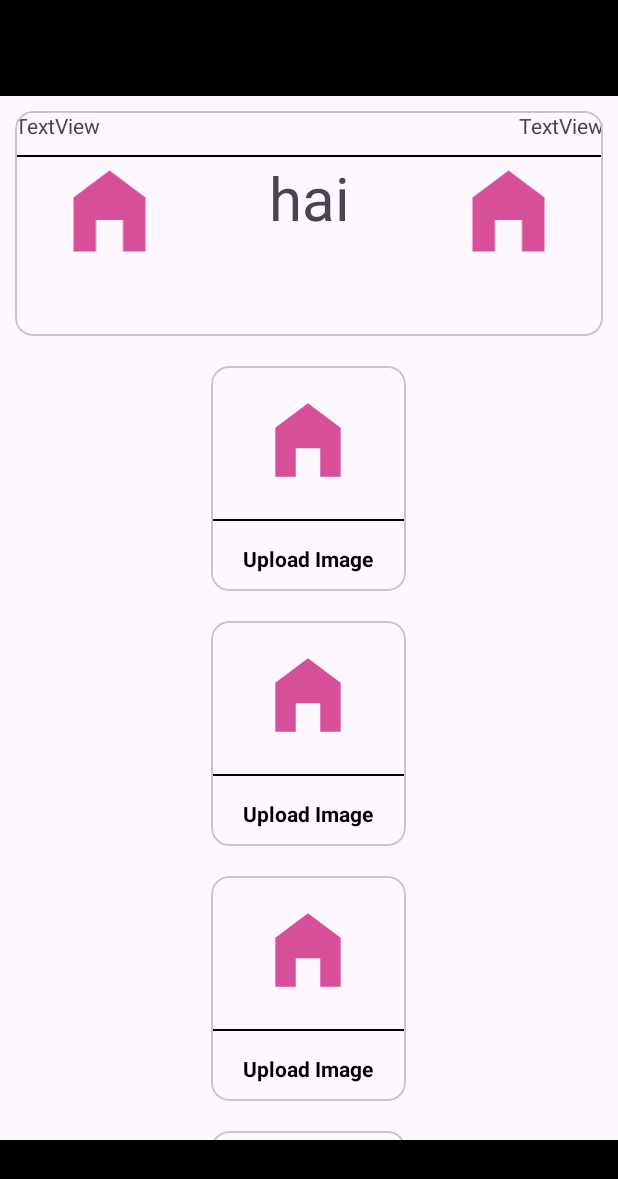
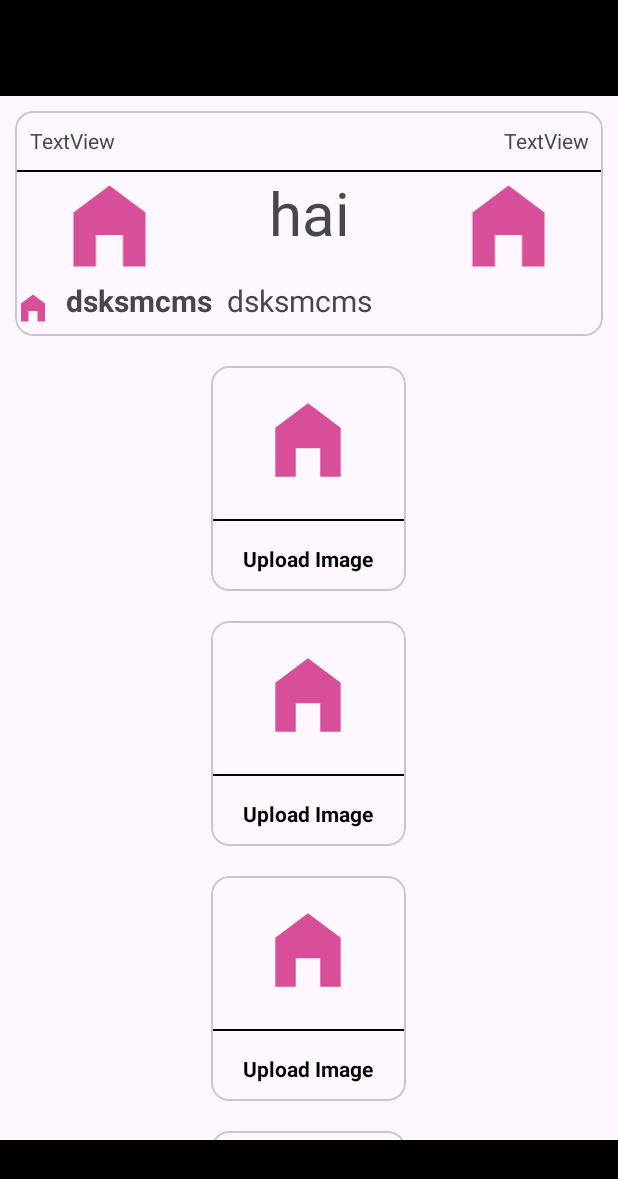
Before and after one commit to AbhinavMalviya58/UFM-Sports, an Android app: the screen it shows after launch (MainActivity), on a phone screen of 412 x 824 dp. Shown: the top 1179 px of the screen. Run offline under Robolectric (Android 15) with nearby library versions, the phone set to English and light mode, and no system bars.

Commit message:
Android App Coding Assignment

```diff
--- a/app/src/main/java/com/example/ufmsports/MainActivity.java
+++ b/app/src/main/java/com/example/ufmsports/MainActivity.java
@@ -1,6 +1,8 @@
 package com.example.ufmsports;
 
 import android.os.Bundle;
+import android.widget.ImageView;
+import android.widget.TextView;
 
 import androidx.activity.EdgeToEdge;
 import androidx.appcompat.app.AppCompatActivity;
@@ -8,8 +10,23 @@ import androidx.core.graphics.Insets;
 import androidx.core.view.ViewCompat;
 import androidx.core.view.WindowInsetsCompat;
 
+import org.json.JSONArray;
+import org.json.JSONObject;
+import org.json.JSONArray;
+import org.json.JSONObject;
+
+import java.util.List;
+
+import retrofit2.Call;
+import retrofit2.Callback;
+import retrofit2.Retrofit;
+import retrofit2.converter.gson.GsonConverterFactory;
+
 public class MainActivity extends AppCompatActivity {
 
+    TextView textView, textView3, subtext;
+    ImageView teemA, teemB, offer_icon_url;
+    String url =  "http://dev.api.ufmsports.com/data-pipeline/v1/mock-frontend/matches/upcoming/1";
     @Override
     protected void onCreate(Bundle savedInstanceState) {
         super.onCreate(savedInstanceState);
@@ -21,6 +38,11 @@ public class MainActivity extends AppCompatActivity {
             return insets;
         });
 
+        textView = findViewById(R.id.textView);
+        teemA = findViewById(R.id.teemA);
+        teemB = findViewById(R.id.teemB);
+
 
     }
+
 }
--- /dev/null
+++ b/app/src/main/java/com/example/ufmsports/Metadata.kt
@@ -0,0 +1,6 @@
+package com.example.ufmsports
+
+data class Metadata(
+    val is_lineup_out: Boolean,
+    val is_match_initialized: Boolean
+)
--- /dev/null
+++ b/app/src/main/java/com/example/ufmsports/Teams.kt
@@ -0,0 +1,6 @@
+package com.example.ufmsports
+
+data class Teams(
+    val a: A,
+    val b: B
+)
--- a/app/src/main/res/layout/upcoming.xml
+++ b/app/src/main/res/layout/upcoming.xml
@@ -23,6 +23,7 @@
                 <LinearLayout
                     android:layout_width="match_parent"
                     android:layout_height="wrap_content"
+                    android:layout_margin="10dp"
                     android:orientation="horizontal">
 
                     <TextView
@@ -44,7 +45,6 @@
                 <View
                     android:layout_width="match_parent"
                     android:layout_height="1dp"
-                    android:layout_marginTop="10dp"
                     android:background="@color/black" />
 
                 <RelativeLayout
@@ -98,11 +98,34 @@
 
                 </RelativeLayout>
 
+                <LinearLayout
+                    android:layout_width="match_parent"
+                    android:layout_height="match_parent">
+                    <ImageView
+                        android:id="@+id/offer_icon_url"
+                        android:layout_width="wrap_content"
+                        android:layout_height="match_parent"
+                        android:src="@drawable/baseline_home_filled_24"/>
+                    <TextView
+                        android:id="@+id/title"
+                        android:layout_width="wrap_content"
+                        android:layout_height="match_parent"
+                        android:textStyle="bold"
+                        android:layout_marginStart="10dp"
+                        android:textSize="20dp"
+                        android:text="dsksmcms"/>
+                    <TextView
+                        android:id="@+id/subtext"
+                        android:layout_width="wrap_content"
+                        android:layout_height="match_parent"
+                        android:layout_marginStart="10dp"
+                        android:textSize="20dp"
+                        android:text="dsksmcms"/>
+                </LinearLayout>
 
             </LinearLayout>
 
         </com.google.android.material.card.MaterialCardView>
-
         <com.google.android.material.card.MaterialCardView
             android:layout_width="130dp"
             android:layout_height="150dp"
@@ -143,7 +166,6 @@
             </LinearLayout>
 
         </com.google.android.material.card.MaterialCardView>
-
         <com.google.android.material.card.MaterialCardView
             android:layout_width="130dp"
             android:layout_height="150dp"
```
Also changed, not shown: app/build.gradle.kts (+12 -3 lines), app/src/main/java/com/example/ufmsports/A.kt (added, +8 -0 lines), app/src/main/java/com/example/ufmsports/API.java (added, +9 -0 lines), app/src/main/java/com/example/ufmsports/Api.java (deleted, +0 -7 lines), app/src/main/java/com/example/ufmsports/B.kt (added, +8 -0 lines), app/src/main/java/com/example/ufmsports/MatchOffer.kt (added, +7 -0 lines), app/src/main/java/com/example/ufmsports/MatchX.kt (added, +13 -0 lines), app/src/main/java/com/example/ufmsports/match.kt (added, +7 -0 lines), app/src/main/java/com/example/ufmsports/model.java (deleted, +0 -231 lines), build.gradle.kts (line endings or trailing spaces).
